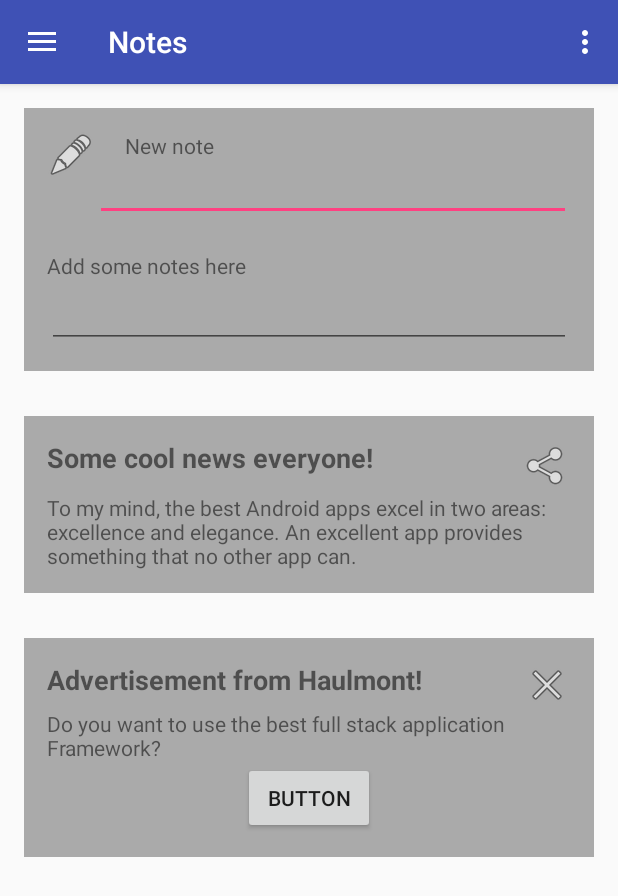
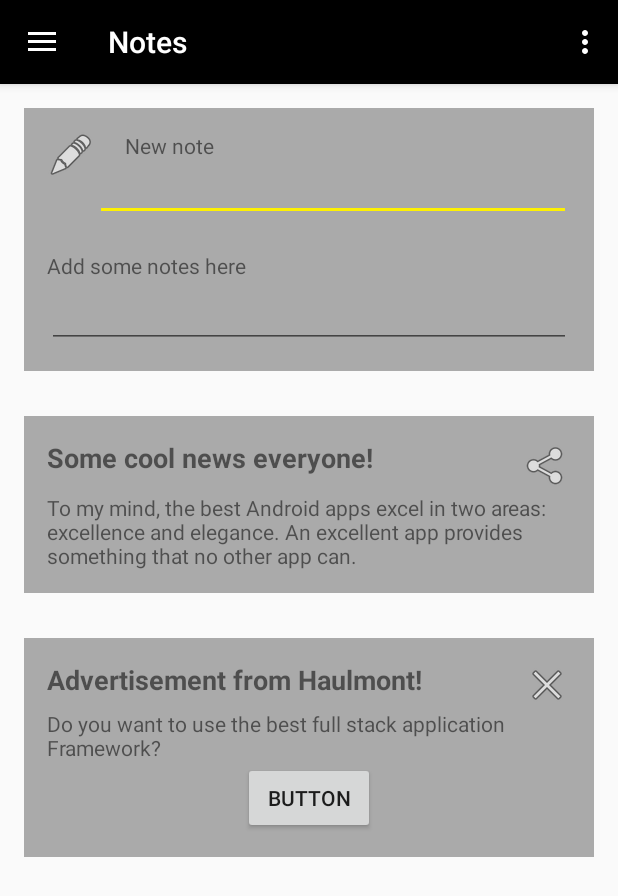
Before and after one commit to iglin/Lab1-UI, an Android app: the screen it shows after launch (MainActivity), on a phone screen of 412 x 824 dp. Shown: the top 896 px of the screen. Run offline under Robolectric (Android 15) with nearby library versions, the phone set to English and light mode, and no system bars.

Commit message:
lab 1 restored

```diff
--- a/app/src/main/AndroidManifest.xml
+++ b/app/src/main/AndroidManifest.xml
@@ -21,7 +21,6 @@
         <activity
             android:name=".SettingsActivity"
             android:label="Settings" />
-
         <activity
             android:name=".AppsMenuActivity"
             android:label="Applications" />
--- a/app/src/main/java/com/example/alexander/lab1_ui/AppsMenuActivity.java
+++ b/app/src/main/java/com/example/alexander/lab1_ui/AppsMenuActivity.java
@@ -1,12 +1,10 @@
 package com.example.alexander.lab1_ui;
 
-import android.content.res.Configuration;
 import android.os.Bundle;
 import android.support.annotation.Nullable;
 import android.support.v7.app.AppCompatActivity;
 import android.view.MotionEvent;
 import android.view.View;
-import android.widget.GridLayout;
 import android.widget.ViewFlipper;
 
 /**
--- a/app/src/main/res/layout/app_bar_main.xml
+++ b/app/src/main/res/layout/app_bar_main.xml
@@ -16,7 +16,7 @@
             android:id="@+id/toolbar"
             android:layout_width="match_parent"
             android:layout_height="?attr/actionBarSize"
-            android:background="?attr/colorPrimary"
+            android:background="@color/colorPrimary"
             app:popupTheme="@style/AppTheme.PopupOverlay" />
 
     </android.support.design.widget.AppBarLayout>
--- a/app/src/main/res/layout/content_main.xml
+++ b/app/src/main/res/layout/content_main.xml
@@ -60,7 +60,8 @@
                             android:layout_height="wrap_content"
                             android:inputType="textPersonName"
                             android:ems="10"
-                            android:id="@+id/editText" />
+                            android:id="@+id/editText"
+                            android:textColor="?android:attr/colorEdgeEffect" />
                     </LinearLayout>
 
                 </LinearLayout>
@@ -77,7 +78,8 @@
                     android:layout_height="wrap_content"
                     android:inputType="textPersonName"
                     android:ems="10"
-                    android:id="@+id/editText2" />
+                    android:id="@+id/editText2"
+                    android:textColor="?android:attr/colorForeground" />
 
             </LinearLayout>
 
--- a/app/src/main/res/values/colors.xml
+++ b/app/src/main/res/values/colors.xml
@@ -1,6 +1,6 @@
 <?xml version="1.0" encoding="utf-8"?>
 <resources>
-    <color name="colorPrimary">#3F51B5</color>
-    <color name="colorPrimaryDark">#303F9F</color>
-    <color name="colorAccent">#FF4081</color>
+    <color name="colorPrimary">#000000</color>
+    <color name="colorPrimaryDark">#060606</color>
+    <color name="colorAccent">#fef102</color>
 </resources>
```
